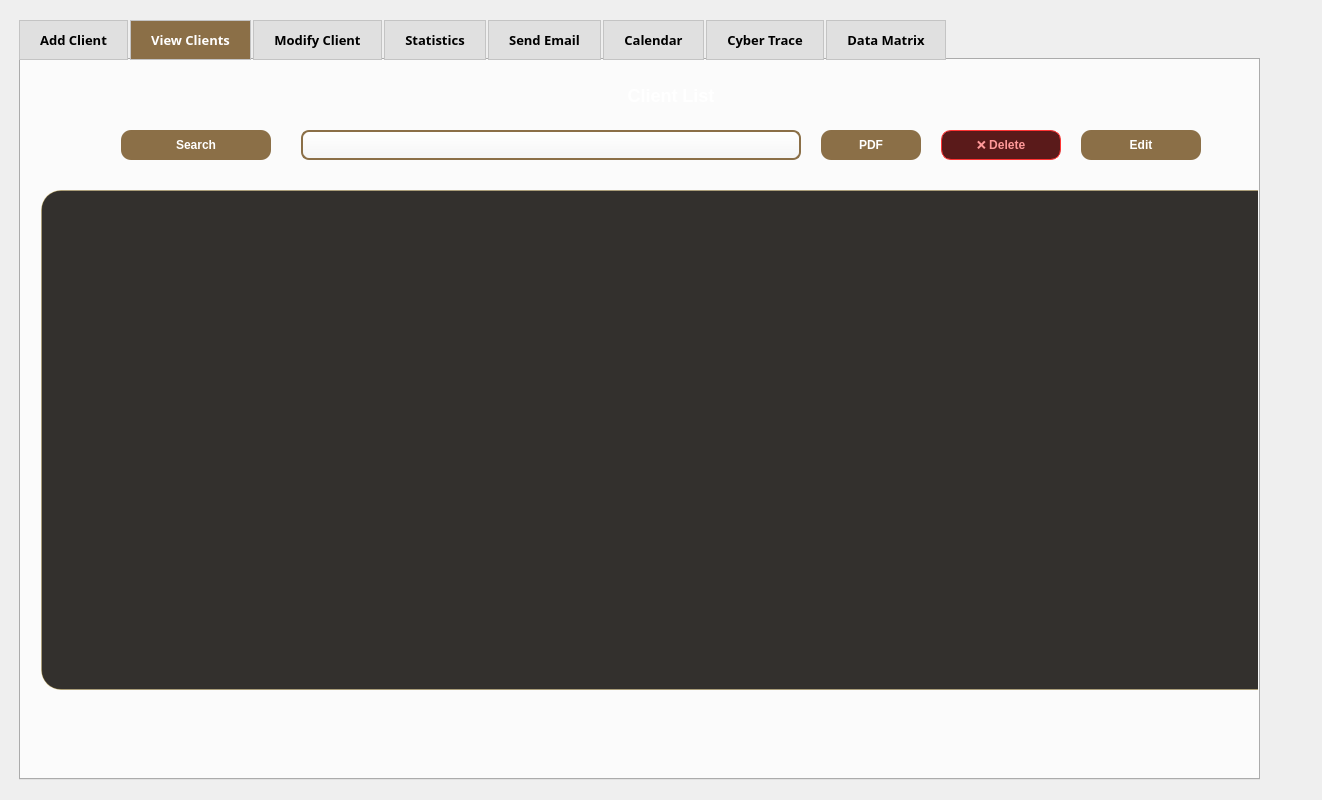
Qt form client_management.ui (rayenkb/Esprit--PI2AC---2A4--2526-HammerDown) before a commit.
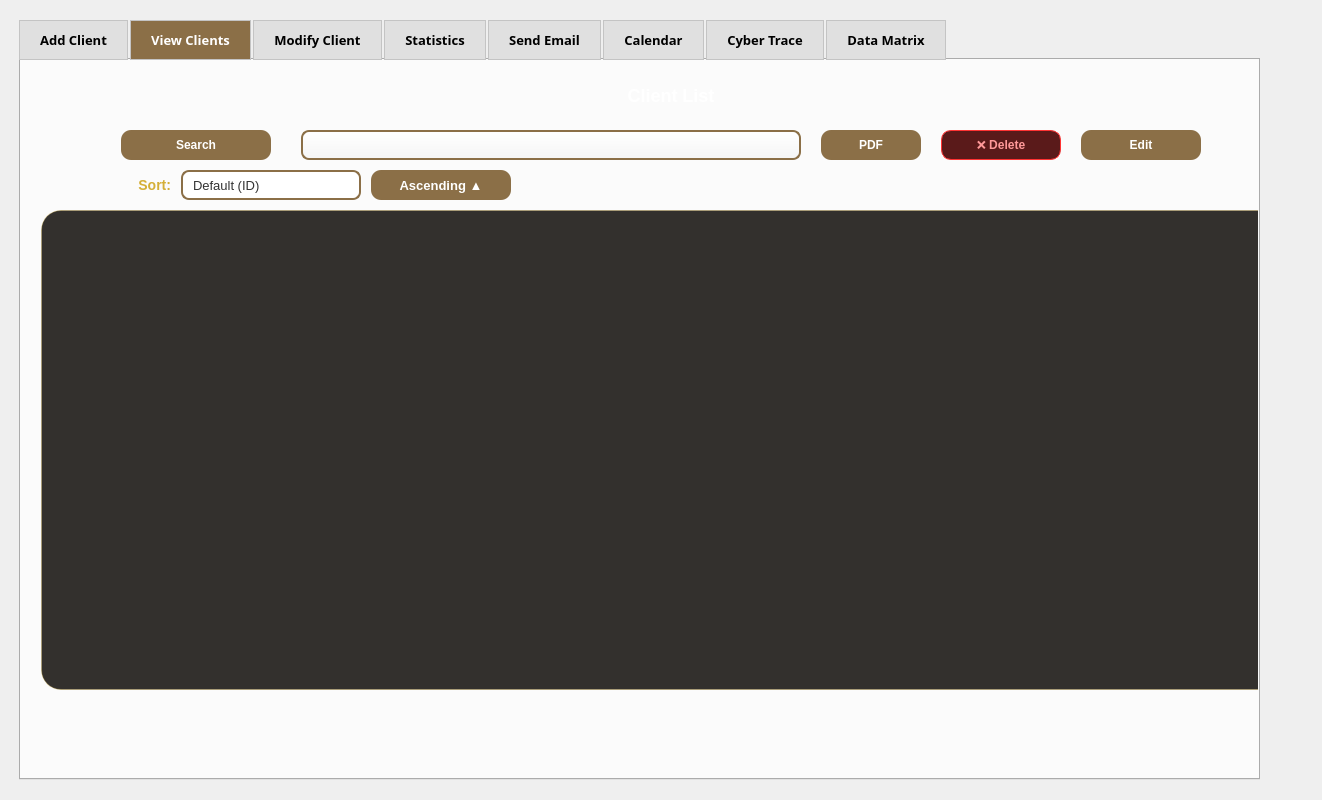
The same form after that commit. The open tabs and pages were chosen to show the change. Icons and pictures are not drawn.

The edit to the form file:
```diff
--- a/client_management.ui
+++ b/client_management.ui
@@ -497,13 +497,81 @@
       <string notr="true"/>
      </property>
     </widget>
+    <widget class="QLabel" name="label_sort">
+     <property name="geometry">
+      <rect>
+       <x>100</x>
+       <y>110</y>
+       <width>50</width>
+       <height>30</height>
+      </rect>
+     </property>
+     <property name="styleSheet">
+      <string notr="true">color: #D4AF37; font-family: 'Outfit'; font-size: 14px; font-weight: bold; background: transparent;</string>
+     </property>
+     <property name="text">
+      <string>Sort:</string>
+     </property>
+     <property name="alignment">
+      <set>Qt::AlignmentFlag::AlignVCenter|Qt::AlignmentFlag::AlignRight</set>
+     </property>
+    </widget>
+    <widget class="QComboBox" name="cb_sort_field">
+     <property name="geometry">
+      <rect>
+       <x>160</x>
+       <y>110</y>
+       <width>180</width>
+       <height>30</height>
+      </rect>
+     </property>
+     <property name="styleSheet">
+      <string notr="true">QComboBox { background-color: #FFFFFF; border: 2px solid #8B6F47; border-radius: 8px; padding: 3px 10px; font-size: 13px; color: #333; } QComboBox:hover { border: 2px solid #A0825A; } QComboBox::drop-down { border: none; width: 22px; } QComboBox QAbstractItemView { background: #FFF; border: 1px solid #8B6F47; selection-background-color: #8B6F47; selection-color: white; color: #333; }</string>
+     </property>
+     <item>
+      <property name="text">
+       <string>Default (ID)</string>
+      </property>
+     </item>
+     <item>
+      <property name="text">
+       <string>First Name</string>
+      </property>
+     </item>
+     <item>
+      <property name="text">
+       <string>Last Name</string>
+      </property>
+     </item>
+     <item>
+      <property name="text">
+       <string>Gender</string>
+      </property>
+     </item>
+    </widget>
+    <widget class="QPushButton" name="btn_sort_order">
+     <property name="geometry">
+      <rect>
+       <x>350</x>
+       <y>110</y>
+       <width>140</width>
+       <height>30</height>
+      </rect>
+     </property>
+     <property name="styleSheet">
+      <string notr="true">QPushButton { background-color: #8B6F47; border-radius: 10px; color: white; font-weight: bold; font-size: 13px; } QPushButton:hover { background-color: #FFF; border: 2px solid #8B6F47; color: #8B6F47; }</string>
+     </property>
+     <property name="text">
+      <string>Ascending ▲</string>
+     </property>
+    </widget>
     <widget class="QTableView" name="tableView">
      <property name="geometry">
       <rect>
        <x>20</x>
-       <y>130</y>
+       <y>150</y>
        <width>1321</width>
-       <height>500</height>
+       <height>480</height>
       </rect>
      </property>
      <property name="styleSheet">
```
